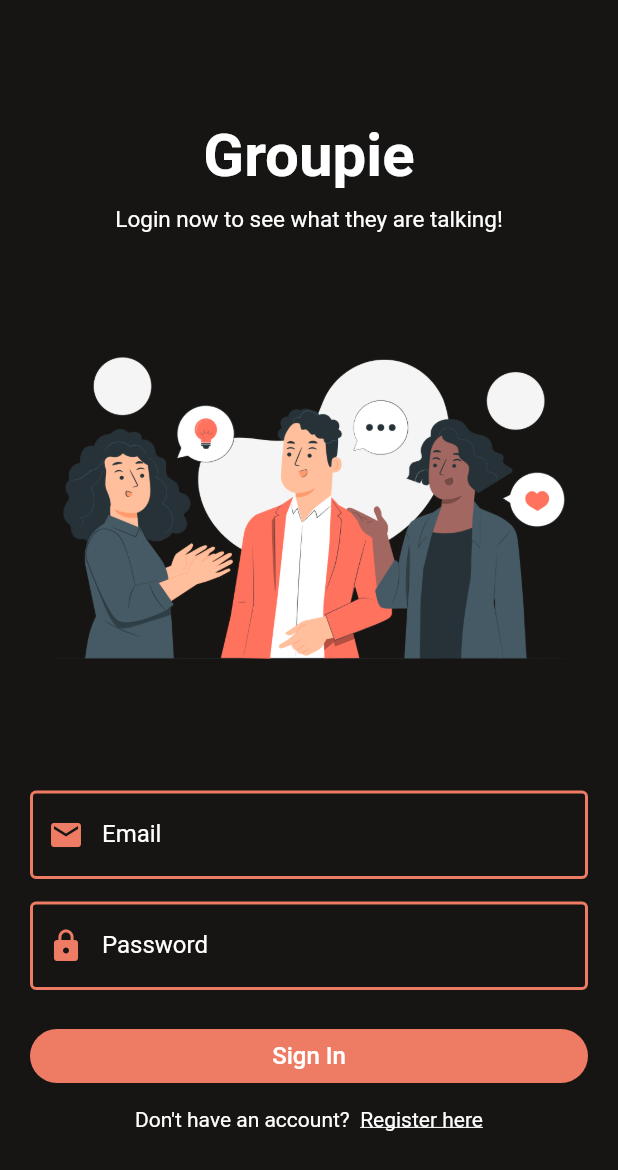
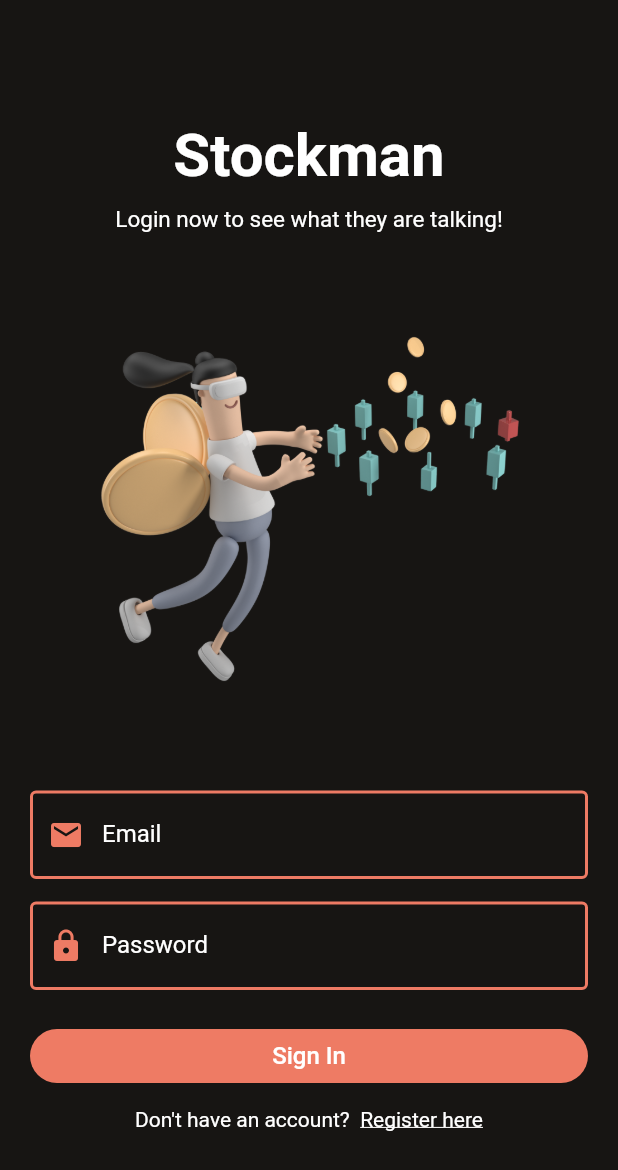
Before and after one commit to harshvarmora28/target_firebase_flutter_app, a Flutter app: the screen it shows after launch, on a phone screen of 412 x 824 dp. Shown: the top 1170 px of the screen. Run offline on Flutter 3.47's test engine with Material 2 defaults, Android fonts, the light colour scheme and no system bars; our stand-ins replace cloud_firestore, firebase_auth, firebase_core, firebase_storage, shared_preferences; accounts and stored records are empty.

Commit message:
changed login image

```diff
--- a/lib/pages/auth/login_page.dart
+++ b/lib/pages/auth/login_page.dart
@@ -42,7 +42,7 @@ class _LoginPageState extends State<LoginPage> {
                     crossAxisAlignment: CrossAxisAlignment.center,
                     children: <Widget>[
                       const Text(
-                        "Groupie",
+                        "Stockman",
                         style: TextStyle(
                             color: Colors.white,
                             fontSize: 40, fontWeight: FontWeight.bold),
@@ -54,7 +54,7 @@ class _LoginPageState extends State<LoginPage> {
                             color: Colors.white,
                             fontSize: 15, fontWeight: FontWeight.w400),
                       ),
-                      Image.asset("assets/login.png"),
+                      Image.asset("assets/stocks.png"),
                       TextFormField(
                         style: TextStyle(color: Colors.white),
                         decoration: textInputDecoration.copyWith(
--- a/lib/pages/auth/register_page.dart
+++ b/lib/pages/auth/register_page.dart
@@ -41,7 +41,7 @@ class _RegisterPageState extends State<RegisterPage> {
                     crossAxisAlignment: CrossAxisAlignment.center,
                     children: <Widget>[
                       const Text(
-                        "Groupie",
+                        "Stockman",
                         style: TextStyle(
                             color: Colors.white,
                             fontSize: 40, fontWeight: FontWeight.bold),
@@ -53,7 +53,7 @@ class _RegisterPageState extends State<RegisterPage> {
                             color: Colors.white,
                             fontSize: 15, fontWeight: FontWeight.w400),
                       ),
-                      Image.asset("assets/register.png"),
+                      Image.asset("assets/stocks.png"),
                       TextFormField(
                         style: TextStyle(color: Colors.white),
                         decoration: textInputDecoration.copyWith(
```
Also changed, not shown: assets/stocks.png (added).
